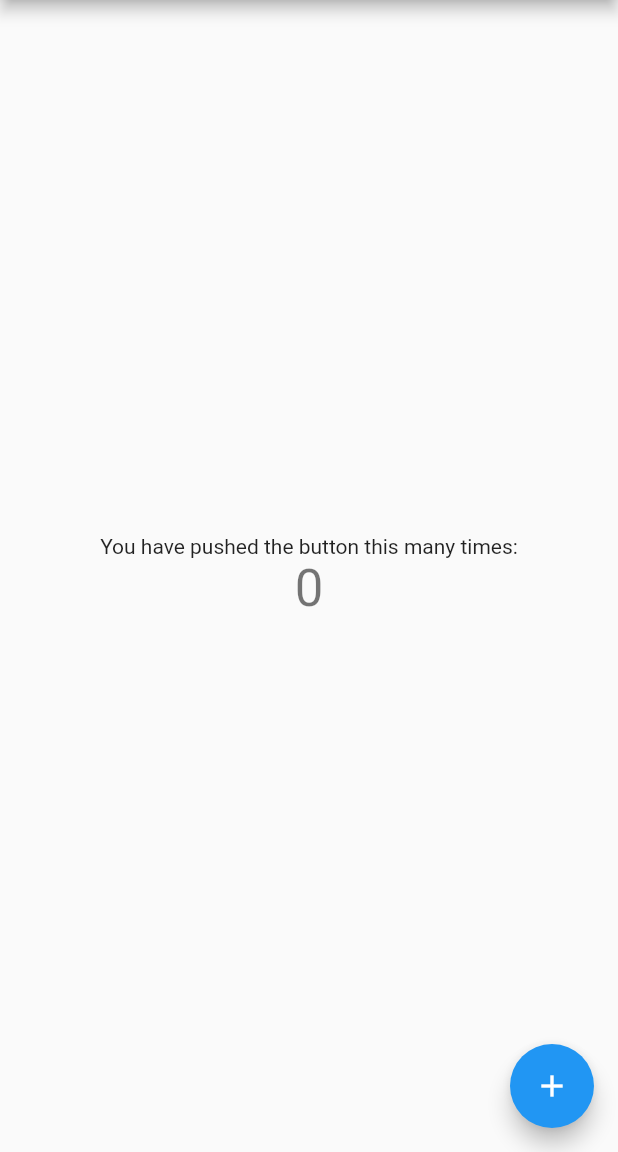
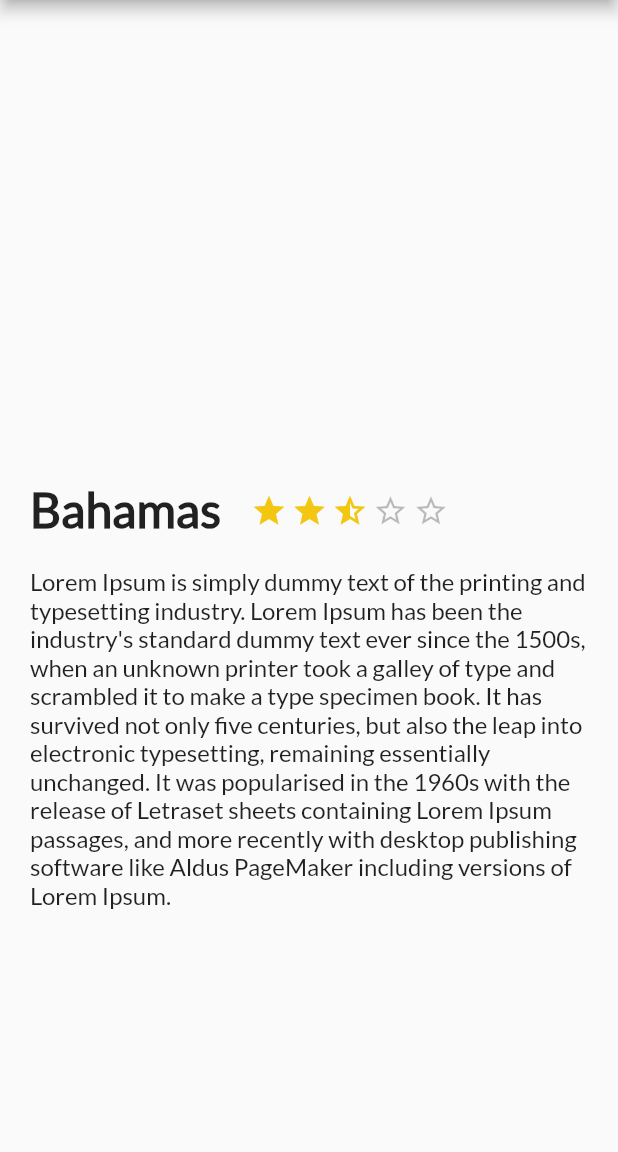
Before and after one commit to mbove77/flutter_firebase_app, a Flutter app: the screen it shows after launch, on a phone screen of 412 x 824 dp, the part 84-1236 px from its top. Run offline on Flutter 3.47's test engine with Material 2 defaults, Android fonts, the phone set to English and light mode, and no system bars.

Commit message:
Add description_place.dart and lato font.

```diff
--- /dev/null
+++ b/lib/description_place.dart
@@ -0,0 +1,121 @@
+import 'package:flutter/material.dart';
+
+class DescriptionPlace extends StatelessWidget {
+  String tittle;
+  double startNumber;
+  String description;
+
+  DescriptionPlace(this.tittle, this.startNumber, this.description);
+
+  @override
+  Widget build(BuildContext context) {
+
+    final description = Container(
+      margin: const EdgeInsets.only(
+        top: 20.0,
+        left: 20.0,
+        right: 20.0
+      ),
+
+      child: Text(
+        this.description,
+        textAlign: TextAlign.left,
+        style: const TextStyle(
+          fontFamily: "Lato",
+          fontSize: 16.0
+        ),
+      ),
+    );
+
+
+    final tittleStart = Row(
+      children: [
+        Container(
+          margin: const EdgeInsets.only(
+            top: 320.0,
+            left: 20.0,
+            right: 20.0
+          ),
+
+          child: Text(
+            tittle,
+            style: const TextStyle(
+              fontFamily: "Lato",
+              fontSize: 32.0,
+              fontWeight: FontWeight.w900
+            ),
+
+            textAlign: TextAlign.left,
+          ),
+        ),
+
+        drawStars(startNumber)
+      ],
+    );
+
+    final tittleBlock = Column(
+      children: [
+        tittleStart,
+        description
+      ],
+    );
+
+    return tittleBlock;
+  }
+
+  Row drawStars(double startNumber) {
+    final start = Container(
+      margin: const EdgeInsets.only(
+          top: 323.0,
+          right: 3.0
+      ),
+      child: const Icon(
+        Icons.star,
+        color: Color(0xFFf2C611),
+      ),
+    );
+
+    final halfStar = Container(
+      margin: const EdgeInsets.only(
+          top: 323.0,
+          right: 3.0
+      ),
+      child: const Icon(
+        Icons.star_half,
+        color: Color(0xFFf2C611),
+      ),
+    );
+
+    final emptyStar = Container(
+      margin: const EdgeInsets.only(
+          top: 323.0,
+          right: 3.0
+      ),
+      child: const Icon(
+        Icons.star_outline,
+        color: Colors.black26,
+      ),
+    );
+
+    var solidStars = int.parse(startNumber.toString().split('.')[0]);
+    var haveHalfStars =  false;
+    var emptyStars = 0;
+
+    if(int.parse(startNumber.toString().split('.')[1]) == 5) {
+      haveHalfStars = true;
+      emptyStars = 4 - solidStars;
+    } else {
+      emptyStars = 5 - solidStars;
+    }
+
+    return Row(
+      children: [
+        for (var i = 0; i < solidStars; i++) start,
+        if(haveHalfStars) halfStar,
+        for (var i = 0; i < emptyStars; i++) emptyStar,
+      ],
+    );
+
+  }
+
+}
--- a/lib/main.dart
+++ b/lib/main.dart
@@ -1,4 +1,5 @@
 import 'package:flutter/material.dart';
+import 'package:trips_app/description_place.dart';
 
 void main() {
   runApp(const MyApp());
@@ -48,18 +49,7 @@ class MyHomePage extends StatefulWidget {
 }
 
 class _MyHomePageState extends State<MyHomePage> {
-  int _counter = 0;
-
-  void _incrementCounter() {
-    setState(() {
-      // This call to setState tells the Flutter framework that something has
-      // changed in this State, which causes it to rerun the build method below
-      // so that the display can reflect the updated values. If we changed
-      // _counter without calling setState(), then the build method would not be
-      // called again, and so nothing would appear to happen.
-      _counter++;
-    });
-  }
+  String dummyText = "Lorem Ipsum is simply dummy text of the printing and typesetting industry. Lorem Ipsum has been the industry's standard dummy text ever since the 1500s, when an unknown printer took a galley of type and scrambled it to make a type specimen book. It has survived not only five centuries, but also the leap into electronic typesetting, remaining essentially unchanged. It was popularised in the 1960s with the release of Letraset sheets containing Lorem Ipsum passages, and more recently with desktop publishing software like Aldus PageMaker including versions of Lorem Ipsum.";
 
   @override
   Widget build(BuildContext context) {
@@ -75,41 +65,8 @@ class _MyHomePageState extends State<MyHomePage> {
         // the App.build method, and use it to set our appbar title.
         title: Text(widget.title),
       ),
-      body: Center(
-        // Center is a layout widget. It takes a single child and positions it
-        // in the middle of the parent.
-        child: Column(
-          // Column is also a layout widget. It takes a list of children and
-          // arranges them vertically. By default, it sizes itself to fit its
-          // children horizontally, and tries to be as tall as its parent.
-          //
-          // Invoke "debug painting" (press "p" in the console, choose the
-          // "Toggle Debug Paint" action from the Flutter Inspector in Android
-          // Studio, or the "Toggle Debug Paint" command in Visual Studio Code)
-          // to see the wireframe for each widget.
-          //
-          // Column has various properties to control how it sizes itself and
-          // how it positions its children. Here we use mainAxisAlignment to
-          // center the children vertically; the main axis here is the vertical
-          // axis because Columns are vertical (the cross axis would be
-          // horizontal).
-          mainAxisAlignment: MainAxisAlignment.center,
-          children: <Widget>[
-            const Text(
-              'You have pushed the button this many times:',
-            ),
-            Text(
-              '$_counter',
-              style: Theme.of(context).textTheme.headline4,
-            ),
-          ],
-        ),
-      ),
-      floatingActionButton: FloatingActionButton(
-        onPressed: _incrementCounter,
-        tooltip: 'Increment',
-        child: const Icon(Icons.add),
-      ), // This trailing comma makes auto-formatting nicer for build methods.
+      body:  DescriptionPlace("Bahamas", 2.5, dummyText),
+
     );
   }
 }
--- a/pubspec.yaml
+++ b/pubspec.yaml
@@ -89,3 +89,9 @@ flutter:
   #
   # For details regarding fonts from package dependencies,
   # see https://flutter.dev/custom-fonts/#from-packages
+  fonts:
+   - family: Lato
+     fonts:
+       - asset: fonts/Lato-Regular.ttf
+       - asset: fonts/Lato-Italic.ttf
+         style: italic
```
Also changed, not shown: fonts/Lato-Black.ttf (added), fonts/Lato-BlackItalic.ttf (added), fonts/Lato-Bold.ttf (added), fonts/Lato-BoldItalic.ttf (added), fonts/Lato-Italic.ttf (added), fonts/Lato-Light.ttf (added), fonts/Lato-LightItalic.ttf (added), fonts/Lato-Regular.ttf (added), fonts/Lato-Thin.ttf (added), fonts/Lato-ThinItalic.ttf (added).
